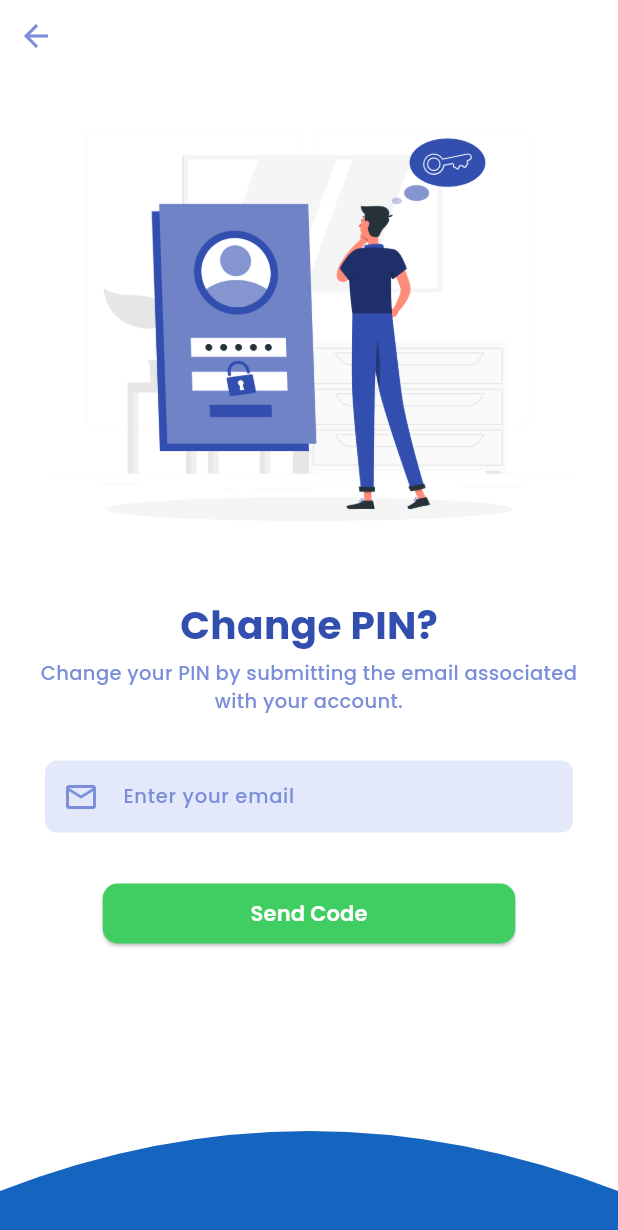
After one commit to Thienry18/project-mobile, a Flutter app: the screen it shows after launch, after a tap on "Change PIN", on a phone screen of 412 x 824 dp. The commit adds this screen. Shown: the top 1230 px of the screen. Run offline on Flutter 3.47's test engine with Material 3 defaults, Android fonts, the phone set to English and light mode, and no system bars; our stand-ins replace country_picker, flutter_speed_dial, flutter_svg, google_fonts, image_picker, share_plus and 2 more.

Commit message:
security

```diff
--- a/lib/main.dart
+++ b/lib/main.dart
@@ -6,6 +6,8 @@ import 'package:projek_mobile/providers/verify_code_provider.dart';
 import 'package:projek_mobile/screens/edit_profile.dart';
 import 'package:projek_mobile/screens/onboarding.dart';
 import 'package:projek_mobile/screens/profile.dart';
+import 'package:projek_mobile/screens/reset_password.dart';
+import 'package:projek_mobile/screens/security.dart';
 import 'package:projek_mobile/screens/sign_in.dart';
 import 'package:provider/provider.dart';
 import 'package:projek_mobile/providers/theme_provider.dart';
@@ -49,7 +51,7 @@ class MyApp extends StatelessWidget {
         ),
       ),
       themeMode: themeNotifier.themeMode,
-      home: Profile(),
+      home: SecurityScreen(),
     );
   }
 }
--- /dev/null
+++ b/lib/screens/change_pin.dart
@@ -0,0 +1,107 @@
+import 'package:flutter/material.dart';
+import 'package:projek_mobile/constants/app_text_style.dart';
+import 'package:projek_mobile/screens/email_notification.dart';
+import 'package:projek_mobile/widgets/custom_shape_clipper.dart';
+import 'package:projek_mobile/widgets/custom_textfield.dart';
+import 'package:projek_mobile/widgets/custom_button.dart';
+
+class ChangePin extends StatelessWidget {
+  ChangePin({super.key});
+
+  final TextEditingController _emailController = TextEditingController();
+
+  @override
+  Widget build(BuildContext context) {
+    return Scaffold(
+      backgroundColor: Colors.white,
+      body: SafeArea(
+        child: LayoutBuilder(
+          builder: (context, constraints) {
+            return SingleChildScrollView(
+              child: ConstrainedBox(
+                constraints: BoxConstraints(minHeight: constraints.maxHeight),
+                child: IntrinsicHeight(
+                  child: Column(
+                    crossAxisAlignment: CrossAxisAlignment.center,
+                    children: [
+                      Align(
+                        alignment: Alignment.centerLeft,
+                        child: IconButton(
+                          icon: const Icon(
+                            Icons.arrow_back,
+                            color: Color(0xFF7A8EDA),
+                          ),
+                          onPressed: () {
+                            Navigator.pop(context);
+                          },
+                        ),
+                      ),
+                      Image.asset(
+                        'assets/images/forgot_password.png',
+                        height: constraints.maxWidth < 400 ? 250 : 350,
+                      ),
+                      Text(
+                        'Change PIN?',
+                        style: AppTextStyles.heading.copyWith(
+                          fontSize: constraints.maxWidth < 400 ? 22 : 26,
+                        ),
+                      ),
+                      const SizedBox(height: 4),
+                      Padding(
+                        padding: const EdgeInsets.symmetric(horizontal: 16),
+                        child: Text(
+                          'Change your PIN by submitting the email associated with your account.',
+                          textAlign: TextAlign.center,
+                          style: AppTextStyles.subheading,
+                        ),
+                      ),
+                      Padding(
+                        padding: const EdgeInsets.all(30),
+                        child: CustomTextField(
+                          controller: _emailController,
+                          labelText: 'Enter your email',
+                          prefixIcon: const Icon(
+                            Icons.email_outlined,
+                            color: Color(0xFF7A8EDA),
+                          ),
+                          keyboardType: TextInputType.emailAddress,
+                        ),
+                      ),
+                      Padding(
+                        padding: const EdgeInsets.symmetric(horizontal: 32),
+                        child: SizedBox(
+                          width: 275,
+                          child: CustomButton(
+                            text: 'Send Code',
+                            onPressed: () {
+                              Navigator.pushReplacement(
+                                context,
+                                MaterialPageRoute(
+                                  builder:
+                                      (context) => EmailNotification(
+                                        email: _emailController.text,
+                                      ),
+                                ),
+                              );
+                            },
+                            padding: const EdgeInsets.symmetric(vertical: 10),
+                          ),
+                        ),
+                      ),
+                      const SizedBox(height: 20),
+                      const Spacer(),
+                      ClipPath(
+                        clipper: CustomShapeClipperDown(),
+                        child: Container(height: 70, color: Colors.blue[800]),
+                      ),
+                    ],
+                  ),
+                ),
+              ),
+            );
+          },
+        ),
+      ),
+    );
+  }
+}
--- a/lib/screens/email_notification.dart
+++ b/lib/screens/email_notification.dart
@@ -39,7 +39,7 @@ class EmailNotification extends StatelessWidget {
                           mainAxisAlignment: MainAxisAlignment.center,
                           children: [
                             Image.asset(
-                              'images/gif/email_sent.gif',
+                              'assets/images/gif/email_sent.gif',
                               height: constraints.maxWidth < 400 ? 150 : 200,
                             ),
                             const SizedBox(height: 32),
@@ -85,7 +85,7 @@ class EmailNotification extends StatelessWidget {
                                   );
                                 },
                                 padding: const EdgeInsets.symmetric(
-                                  vertical: 16,
+                                  vertical: 10,
                                   horizontal: 4,
                                 ),
                               ),
--- a/lib/screens/password_updated.dart
+++ b/lib/screens/password_updated.dart
@@ -26,7 +26,7 @@ class PasswordUpdated extends StatelessWidget {
           child: Column(
             mainAxisAlignment: MainAxisAlignment.center,
             children: [
-              Image.asset('images/gif/password_security.gif'),
+              Image.asset('assets/images/gif/password_security.gif'),
               const SizedBox(height: 30),
               Text('Password Updated!', style: AppTextStyles.heading),
               const SizedBox(height: 16),
@@ -47,7 +47,7 @@ class PasswordUpdated extends StatelessWidget {
                       MaterialPageRoute(builder: (context) => SignIn()),
                     );
                   },
-                  padding: const EdgeInsets.symmetric(vertical: 20),
+                  padding: const EdgeInsets.symmetric(vertical: 10),
                 ),
               ),
             ],
--- /dev/null
+++ b/lib/screens/security.dart
@@ -0,0 +1,76 @@
+import 'package:flutter/material.dart';
+import 'package:google_fonts/google_fonts.dart';
+import 'package:projek_mobile/screens/change_pin.dart';
+
+class SecurityScreen extends StatelessWidget {
+  const SecurityScreen({super.key});
+
+  @override
+  Widget build(BuildContext context) {
+    const blueColor = Color(0xFF324EAF);
+
+    return Scaffold(
+      backgroundColor: Colors.white,
+      appBar: AppBar(
+        backgroundColor: Color(0xFF324EAF),
+        title: Text(
+          'Security',
+          style: GoogleFonts.poppins(
+            color: Colors.white,
+            fontWeight: FontWeight.w600,
+            fontSize: 18,
+          ),
+        ),
+        leading: const BackButton(color: Colors.white),
+      ),
+      body: Column(
+        children: [
+          _buildSecurityItem(
+            icon: Icons.pin_outlined,
+            title: 'Change PIN',
+            onTap: () {
+              Navigator.pushReplacement(
+                context,
+                MaterialPageRoute(builder: (context) => ChangePin()),
+              );
+            },
+            titleColor: blueColor,
+          ),
+          _buildSecurityItem(
+            icon: Icons.key_outlined,
+            title: 'Change Password',
+            onTap: () {
+              Navigator.pushReplacement(
+                context,
+                MaterialPageRoute(builder: (context) => ChangePin()),
+              );
+            },
+            titleColor: blueColor,
+          ),
+        ],
+      ),
+    );
+  }
+
+  Widget _buildSecurityItem({
+    required IconData icon,
+    required String title,
+    required VoidCallback onTap,
+    required Color titleColor,
+  }) {
+    return ListTile(
+      contentPadding: const EdgeInsets.symmetric(horizontal: 20),
+      leading: Icon(icon, color: Colors.grey[700]),
+      title: Text(
+        title,
+        style: GoogleFonts.poppins(
+          fontSize: 14,
+          fontWeight: FontWeight.w500,
+          color: titleColor,
+        ),
+      ),
+      trailing: const Icon(Icons.arrow_forward_ios_rounded, size: 16),
+      onTap: onTap,
+    );
+  }
+}
--- a/lib/screens/verify_code.dart
+++ b/lib/screens/verify_code.dart
@@ -102,7 +102,7 @@ class VerifyCode extends StatelessWidget {
                           text: "Submit",
                           padding: const EdgeInsets.symmetric(
                             horizontal: 80,
-                            vertical: 18,
+                            vertical: 0,
                           ),
                           onPressed:
                               provider.isCodeComplete()
@@ -133,7 +133,7 @@ class VerifyCode extends StatelessWidget {
                                     ).showSnackBar(snackBar);
                                   },
                         ),
-                        const SizedBox(height: 60),
+                        const SizedBox(height: 40),
                         Text(
                           "Haven't received the code ?",
                           style: GoogleFonts.poppins(
```
